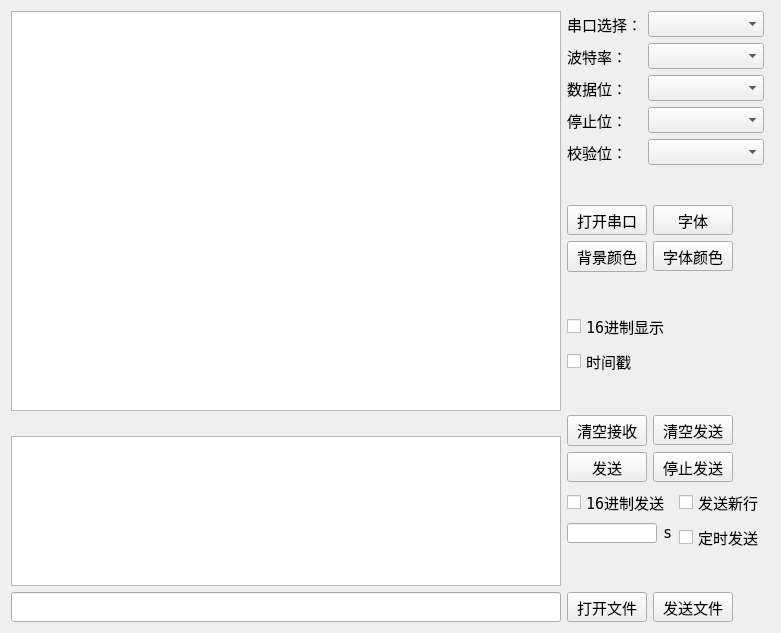
Qt form SerialPortDbg/mainwidget.ui (SandroDickens/SupperCOM) before a commit.
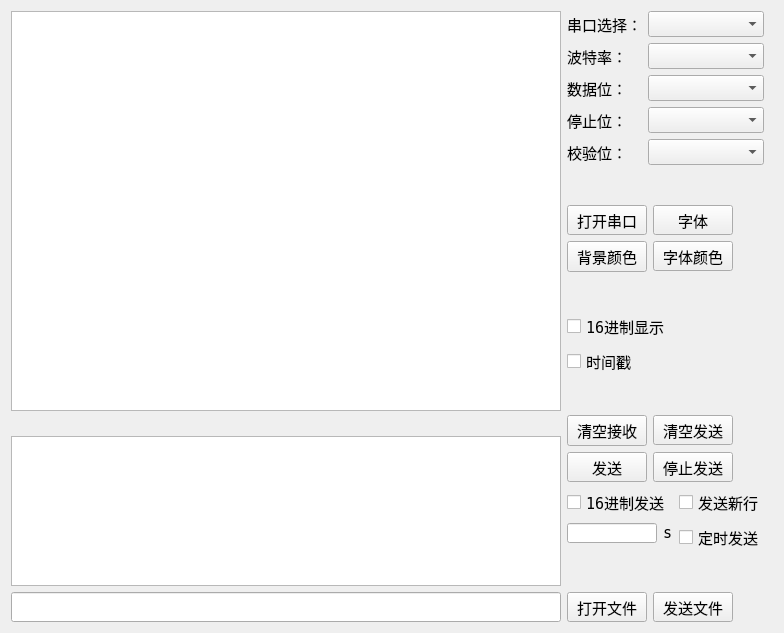
The same form after that commit.

Commit message:
Enable High Dpi Scaling
EnableHighDpiScaling

```diff
--- a/SerialPortDbg/mainwidget.ui
+++ b/SerialPortDbg/mainwidget.ui
@@ -6,7 +6,7 @@
    <rect>
     <x>0</x>
     <y>0</y>
-    <width>781</width>
+    <width>784</width>
     <height>633</height>
    </rect>
   </property>
```
The commit also changes 1 other file.
